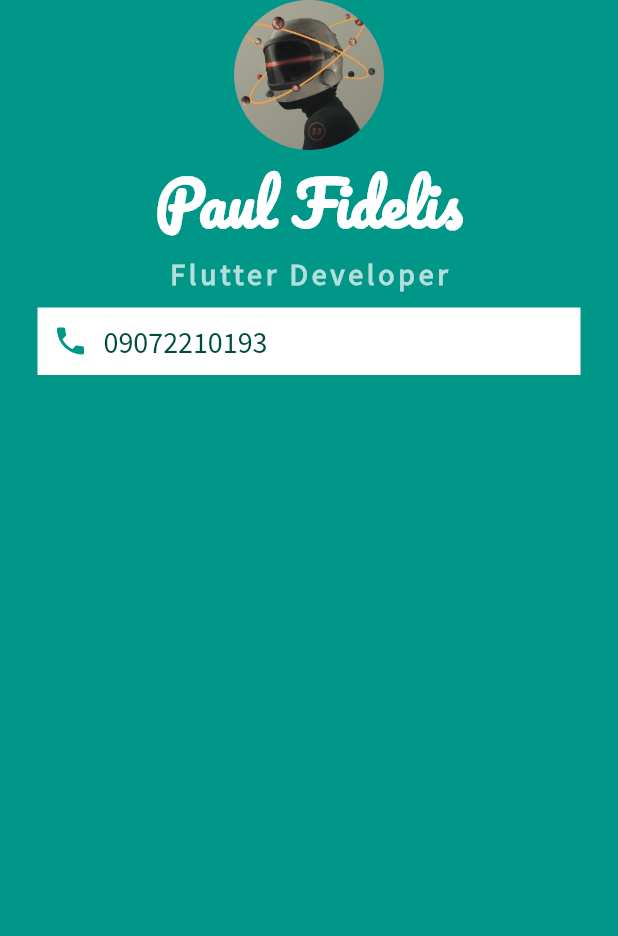
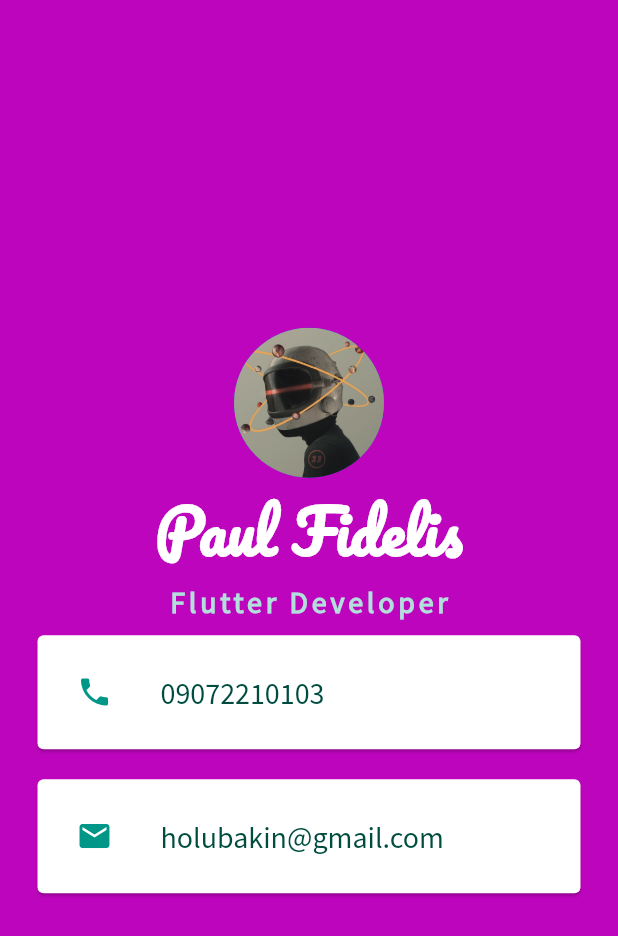
Before and after one commit to fidelmak/Profile_card, a Flutter app: the screen it shows after launch, on a phone screen of 412 x 824 dp. Shown: the top 936 px of the screen. Run offline on Flutter 3.47's test engine with Material 2 defaults, Android fonts, the light colour scheme and no system bars.

Commit message:
Changes to be committed:

```diff
--- a/lib/main.dart
+++ b/lib/main.dart
@@ -9,9 +9,10 @@ class MyApp extends StatelessWidget {
   Widget build(BuildContext context) {
     return MaterialApp(
         home: Scaffold(
-            backgroundColor: Colors.teal,
+            backgroundColor: Color.fromARGB(255, 190, 5, 190),
             body: SafeArea(
                 child: Column(
+              mainAxisAlignment: MainAxisAlignment.center,
               children: <Widget>[
                 CircleAvatar(
                   radius: 50.0,
@@ -33,27 +34,44 @@ class MyApp extends StatelessWidget {
                       letterSpacing: 2.5,
                       fontWeight: FontWeight.bold,
                     )),
-                Container(
+                Card(
                   color: Colors.white,
                   margin:
                       EdgeInsets.symmetric(vertical: 10.0, horizontal: 25.0),
-                  padding: EdgeInsets.all(10.0),
-                  child: Row(
-                    children: <Widget>[
-                      Icon(
+                  child: Padding(
+                    padding: EdgeInsets.all(10.0),
+                    child: ListTile(
+                      leading: Icon(
                         Icons.phone,
                         color: Colors.teal,
                       ),
-                      SizedBox(
-                        width: 10.0,
-                      ),
-                      Text('09072210193',
+                      title: Text('09072210103',
                           style: TextStyle(
                             color: Colors.teal.shade900,
                             fontFamily: 'SourceSansPro-Regular',
                             fontSize: 20.0,
-                          ))
-                    ],
+                          )),
+                    ),
+                  ),
+                ),
+                Card(
+                  color: Colors.white,
+                  margin:
+                      EdgeInsets.symmetric(vertical: 10.0, horizontal: 25.0),
+                  child: Padding(
+                    padding: EdgeInsets.all(10.0),
+                    child: ListTile(
+                      leading: Icon(
+                        Icons.email,
+                        color: Colors.teal,
+                      ),
+                      title: Text('holubakin@gmail.com',
+                          style: TextStyle(
+                            color: Colors.teal.shade900,
+                            fontFamily: 'SourceSansPro-Regular',
+                            fontSize: 20.0,
+                          )),
+                    ),
                   ),
                 ),
               ],
```
